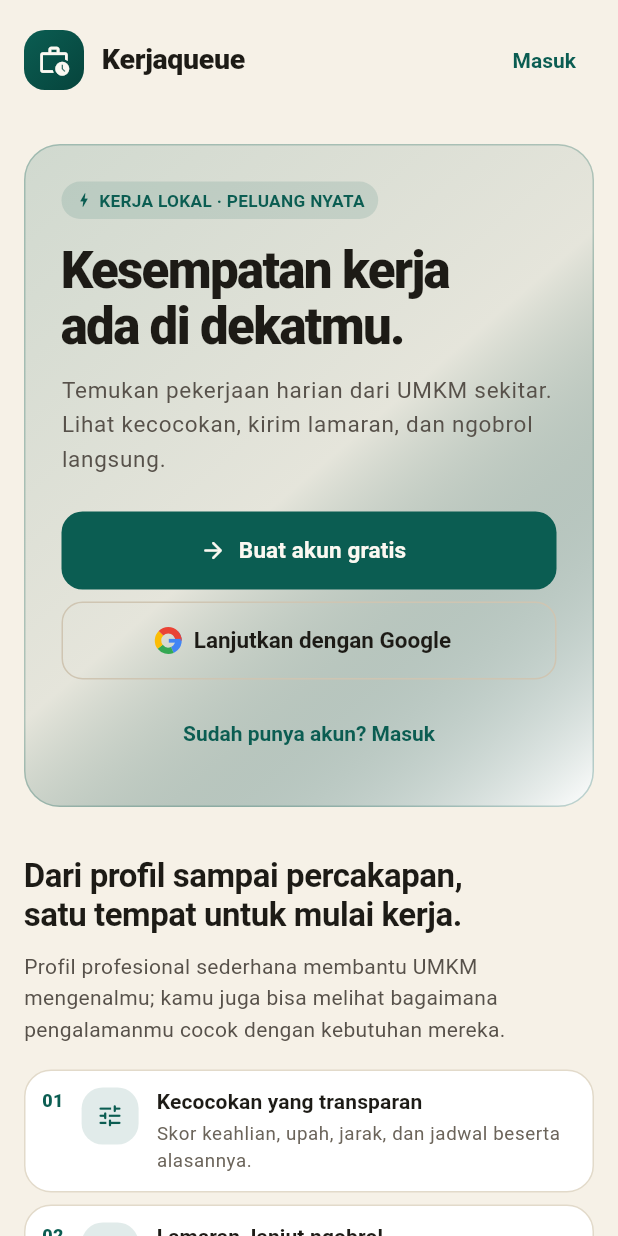
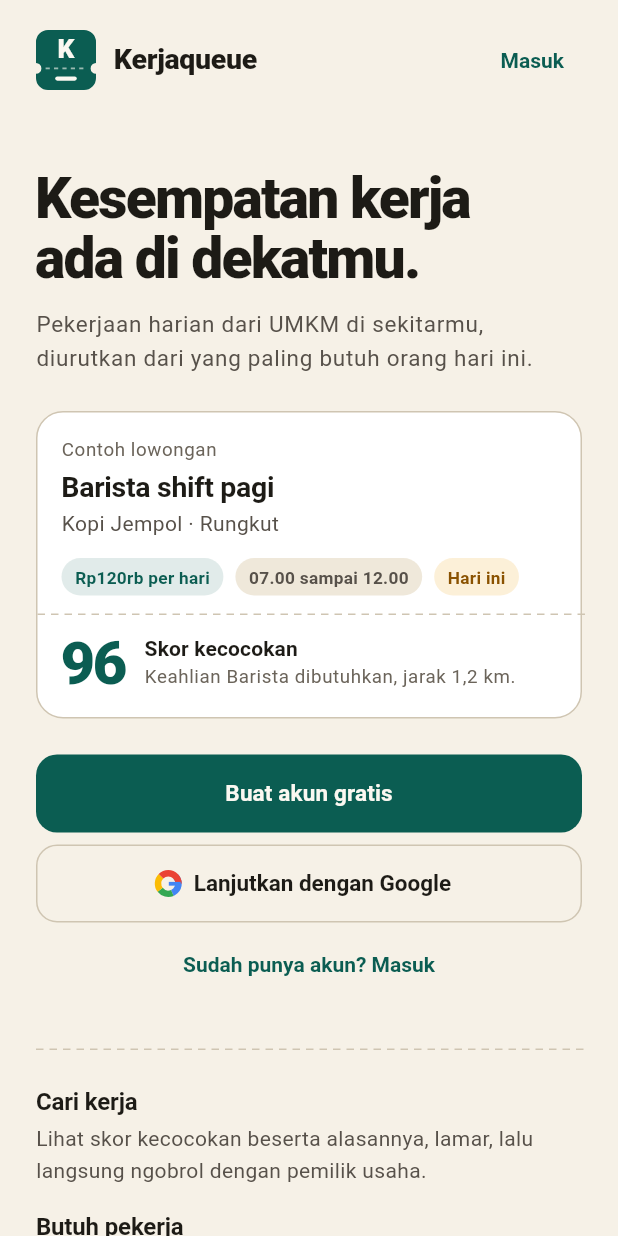
Before and after one commit to Marvellbrazil/logicodix-pejuangmamah, a Flutter app: the screen it shows after launch, on a phone screen of 412 x 824 dp. Run offline on Flutter 3.47's test engine with Material 3 defaults, Android fonts, the phone set to English and light mode, and no system bars; our stand-ins replace flutter_secure_storage, google_sign_in; accounts and stored records are empty.

Commit message:
style: rework landing, home and job cards for ticket identity

```diff
--- a/lib/presentation/assistant_screen.dart
+++ b/lib/presentation/assistant_screen.dart
@@ -99,7 +99,7 @@ class _AssistantScreenState extends State<AssistantScreen> {
           children: [
             Row(
               children: [
-                const Icon(Icons.auto_awesome, size: 17, color: Accent.teal),
+                const Icon(Icons.forum_outlined, size: 17, color: Accent.teal),
                 const SizedBox(width: Space.sm),
                 Text('Asisten Kerjaqueue', style: theme.textTheme.titleMedium),
               ],
--- a/lib/presentation/landing_screen.dart
+++ b/lib/presentation/landing_screen.dart
@@ -26,32 +26,16 @@ class LandingScreen extends StatelessWidget {
           slivers: [
             SliverPadding(
               padding: const EdgeInsets.fromLTRB(
+                Space.xl,
                 Space.lg,
-                Space.lg,
-                Space.lg,
+                Space.xl,
                 Space.xxl,
               ),
               sliver: SliverList.list(
                 children: [
                   Row(
                     children: [
-                      Container(
-                        width: 40,
-                        height: 40,
-                        decoration: BoxDecoration(
-                          gradient: const LinearGradient(
-                            colors: [Accent.teal, Accent.tealDeep],
-                            begin: Alignment.topLeft,
-                            end: Alignment.bottomRight,
-                          ),
-                          borderRadius: Radii.mdAll,
-                        ),
-                        child: const Icon(
-                          Icons.work_history_outlined,
-                          size: 22,
-                          color: Accent.tealInk,
-                        ),
-                      ),
+                      const BrandMark(size: 40),
                       const SizedBox(width: Space.md),
                       Text(
                         'Kerjaqueue',
@@ -63,54 +47,29 @@ class LandingScreen extends StatelessWidget {
                       TextButton(onPressed: onLogin, child: const Text('Masuk')),
                     ],
                   ),
-                  const SizedBox(height: Space.xxl),
-                  Container(
-                    padding: const EdgeInsets.all(Space.xl),
-                    decoration: BoxDecoration(
-                      gradient: LinearGradient(
-                        colors: [
-                          Accent.teal.withValues(alpha: 0.16),
-                          Accent.tealDeep.withValues(alpha: 0.07),
-                          Surfaces.raised,
-                        ],
-                        begin: Alignment.topLeft,
-                        end: Alignment.bottomRight,
-                      ),
-                      borderRadius: Radii.xlAll,
-                      border: Border.all(
-                        color: Accent.teal.withValues(alpha: 0.25),
-                      ),
-                    ),
-                    child: Column(
-                      crossAxisAlignment: CrossAxisAlignment.start,
-                      children: [
-                        const Tag(
-                          label: 'KERJA LOKAL · PELUANG NYATA',
-                          tone: TagTone.teal,
-                          icon: Icons.bolt,
-                        ),
-                        const SizedBox(height: Space.lg),
+                  const SizedBox(height: Space.xxxl),
                   Text(
                     'Kesempatan kerja\nada di dekatmu.',
                     style: theme.textTheme.displaySmall?.copyWith(
-                            fontSize: 34,
-                            height: 1.1,
-                            letterSpacing: -1.1,
+                      fontSize: 38,
+                      height: 1.05,
+                      letterSpacing: -1.2,
                     ),
                   ),
                   const SizedBox(height: Space.md),
                   Text(
-                          'Temukan pekerjaan harian dari UMKM sekitar. '
-                          'Lihat kecocokan, kirim lamaran, dan ngobrol langsung.',
+                    'Pekerjaan harian dari UMKM di sekitarmu, diurutkan dari '
+                    'yang paling butuh orang hari ini.',
                     style: theme.textTheme.bodyLarge?.copyWith(
                       color: TextTone.secondary,
                     ),
                   ),
                   const SizedBox(height: Space.xl),
-                        FilledButton.icon(
+                  const _SampleTicket(),
+                  const SizedBox(height: Space.xl),
+                  FilledButton(
                     onPressed: onRegister,
-                          icon: const Icon(Icons.arrow_forward_rounded, size: 18),
-                          label: const Text('Buat akun gratis'),
+                    child: const Text('Buat akun gratis'),
                   ),
                   const SizedBox(height: Space.sm),
                   OutlinedButton.icon(
@@ -118,55 +77,35 @@ class LandingScreen extends StatelessWidget {
                     icon: const GoogleMark(size: 18),
                     label: const Text('Lanjutkan dengan Google'),
                   ),
-                        const SizedBox(height: Space.md),
+                  const SizedBox(height: Space.xs),
                   Center(
                     child: TextButton(
                       onPressed: onLogin,
                       child: const Text('Sudah punya akun? Masuk'),
                     ),
                   ),
-                      ],
-                    ),
-                  ),
                   const SizedBox(height: Space.xxl),
-                  Text(
-                    'Dari profil sampai percakapan,\nsatu tempat untuk mulai kerja.',
-                    style: theme.textTheme.headlineSmall,
-                  ),
-                  const SizedBox(height: Space.md),
-                  Text(
-                    'Profil profesional sederhana membantu UMKM mengenalmu; '
-                    'kamu juga bisa melihat bagaimana pengalamanmu cocok dengan '
-                    'kebutuhan mereka.',
-                    style: theme.textTheme.bodyMedium,
+                  const TicketDivider(),
+                  const SizedBox(height: Space.xl),
+                  const _RoleLine(
+                    role: 'Cari kerja',
+                    body:
+                        'Lihat skor kecocokan beserta alasannya, lamar, lalu '
+                        'langsung ngobrol dengan pemilik usaha.',
                   ),
                   const SizedBox(height: Space.lg),
-                  const _FeatureRow(
-                    number: '01',
-                    icon: Icons.tune_rounded,
-                    title: 'Kecocokan yang transparan',
-                    body: 'Skor keahlian, upah, jarak, dan jadwal beserta alasannya.',
-                  ),
-                  const SizedBox(height: Space.sm),
-                  const _FeatureRow(
-                    number: '02',
-                    icon: Icons.mark_chat_unread_outlined,
-                    title: 'Lamaran, lanjut ngobrol',
-                    body: 'Percakapan langsung terbuka saat kamu melamar pekerjaan.',
-                  ),
-                  const SizedBox(height: Space.sm),
-                  const _FeatureRow(
-                    number: '03',
-                    icon: Icons.storefront_outlined,
-                    title: 'Dibangun untuk UMKM lokal',
-                    body: 'Pemberi kerja pasang shift singkat dan kelola pelamar.',
+                  const _RoleLine(
+                    role: 'Butuh pekerja',
+                    body:
+                        'Pasang shift singkat, lihat siapa yang melamar, dan '
+                        'tentukan statusnya dari satu layar.',
                   ),
                   const SizedBox(height: Space.xxl),
                   Center(
                     child: Text(
                       'Kerjaqueue · Kerja dekat, peluang terbuka.',
                       textAlign: TextAlign.center,
-                      style: theme.textTheme.labelSmall,
+                      style: theme.textTheme.bodySmall,
                     ),
                   ),
                 ],
@@ -179,57 +118,127 @@ class LandingScreen extends StatelessWidget {
   }
 }
 
-class _FeatureRow extends StatelessWidget {
-  const _FeatureRow({
-    required this.number,
-    required this.icon,
-    required this.title,
-    required this.body,
-  });
-
-  final String number;
-  final IconData icon;
-  final String title;
-  final String body;
+/// Contoh karcis lowongan: memperlihatkan isi aplikasi sebelum pengguna daftar.
+/// Datanya contoh dan diberi label, bukan lowongan sungguhan.
+class _SampleTicket extends StatelessWidget {
+  const _SampleTicket();
 
   @override
   Widget build(BuildContext context) {
-    return Panel(
-      padding: const EdgeInsets.all(Space.md),
-      child: Row(
+    final theme = Theme.of(context);
+    return Semantics(
+      label:
+          'Contoh lowongan: Barista shift pagi di Kopi Jempol, Rungkut, '
+          'seratus dua puluh ribu rupiah per hari, skor kecocokan 96.',
+      child: ExcludeSemantics(
+        child: Container(
+          decoration: BoxDecoration(
+            color: Surfaces.raised,
+            borderRadius: Radii.lgAll,
+            border: Border.all(color: Surfaces.line),
+          ),
+          child: Column(
             crossAxisAlignment: CrossAxisAlignment.start,
             children: [
+              Padding(
+                padding: const EdgeInsets.fromLTRB(
+                  Space.lg,
+                  Space.lg,
+                  Space.lg,
+                  Space.md,
+                ),
+                child: Column(
+                  crossAxisAlignment: CrossAxisAlignment.start,
+                  children: [
+                    Text('Contoh lowongan', style: theme.textTheme.bodySmall),
+                    const SizedBox(height: Space.xs),
                     Text(
-            number,
-            style: const TextStyle(
-              fontSize: 12,
-              fontWeight: FontWeight.w800,
-              color: Accent.teal,
+                      'Barista shift pagi',
+                      style: theme.textTheme.titleLarge,
+                    ),
+                    const SizedBox(height: 2),
+                    Text(
+                      'Kopi Jempol · Rungkut',
+                      style: theme.textTheme.bodyMedium,
+                    ),
+                    const SizedBox(height: Space.md),
+                    const Wrap(
+                      spacing: Space.sm,
+                      runSpacing: Space.sm,
+                      children: [
+                        Tag(label: 'Rp120rb per hari', tone: TagTone.teal),
+                        Tag(label: '07.00 sampai 12.00'),
+                        Tag(label: 'Hari ini', tone: TagTone.amber),
+                      ],
+                    ),
+                  ],
                 ),
               ),
-          const SizedBox(width: Space.md),
-          Container(
-            width: 38,
-            height: 38,
-            decoration: BoxDecoration(
-              color: Accent.tealWash,
-              borderRadius: Radii.mdAll,
+              const TicketDivider(),
+              Padding(
+                padding: const EdgeInsets.fromLTRB(
+                  Space.lg,
+                  Space.md,
+                  Space.lg,
+                  Space.lg,
                 ),
-            child: Icon(icon, size: 19, color: Accent.teal),
+                child: Row(
+                  crossAxisAlignment: CrossAxisAlignment.center,
+                  children: [
+                    const Text(
+                      '96',
+                      style: TextStyle(
+                        fontSize: 40,
+                        height: 1,
+                        fontWeight: FontWeight.w900,
+                        letterSpacing: -1.5,
+                        color: Accent.teal,
+                        fontFeatures: [FontFeature.tabularFigures()],
+                      ),
                     ),
                     const SizedBox(width: Space.md),
                     Expanded(
                       child: Column(
                         crossAxisAlignment: CrossAxisAlignment.start,
                         children: [
-                Text(title, style: Theme.of(context).textTheme.titleSmall),
-                const SizedBox(height: 3),
-                Text(body, style: Theme.of(context).textTheme.bodySmall),
+                          Text(
+                            'Skor kecocokan',
+                            style: theme.textTheme.titleSmall,
+                          ),
+                          Text(
+                            'Keahlian Barista dibutuhkan, jarak 1,2 km.',
+                            style: theme.textTheme.bodySmall,
+                          ),
                         ],
                       ),
                     ),
                   ],
                 ),
+              ),
+            ],
+          ),
+        ),
+      ),
     );
   }
 }
+
+class _RoleLine extends StatelessWidget {
+  const _RoleLine({required this.role, required this.body});
+
+  final String role;
+  final String body;
+
+  @override
+  Widget build(BuildContext context) {
+    final theme = Theme.of(context);
+    return Column(
+      crossAxisAlignment: CrossAxisAlignment.start,
+      children: [
+        Text(role, style: theme.textTheme.titleMedium),
+        const SizedBox(height: Space.xs),
+        Text(body, style: theme.textTheme.bodyMedium),
+      ],
+    );
+  }
+}
--- a/lib/presentation/onboarding_screen.dart
+++ b/lib/presentation/onboarding_screen.dart
@@ -460,7 +460,7 @@ class _OnboardingScreenState extends State<OnboardingScreen> {
           child: Row(
             crossAxisAlignment: CrossAxisAlignment.start,
             children: [
-              const Icon(Icons.auto_awesome, size: 18, color: Accent.teal),
+              const Icon(Icons.info_outline, size: 18, color: Accent.teal),
               const SizedBox(width: Space.sm),
               Expanded(
                 child: Text(
```
Also changed, not shown: lib/presentation/home_feed_screen.dart (+15 -54 lines), lib/presentation/job_widgets.dart (+17 -27 lines), lib/presentation/profile_screen.dart (+7 -12 lines), 1 other file. Lines whose indentation alone changed are shown as unchanged.
